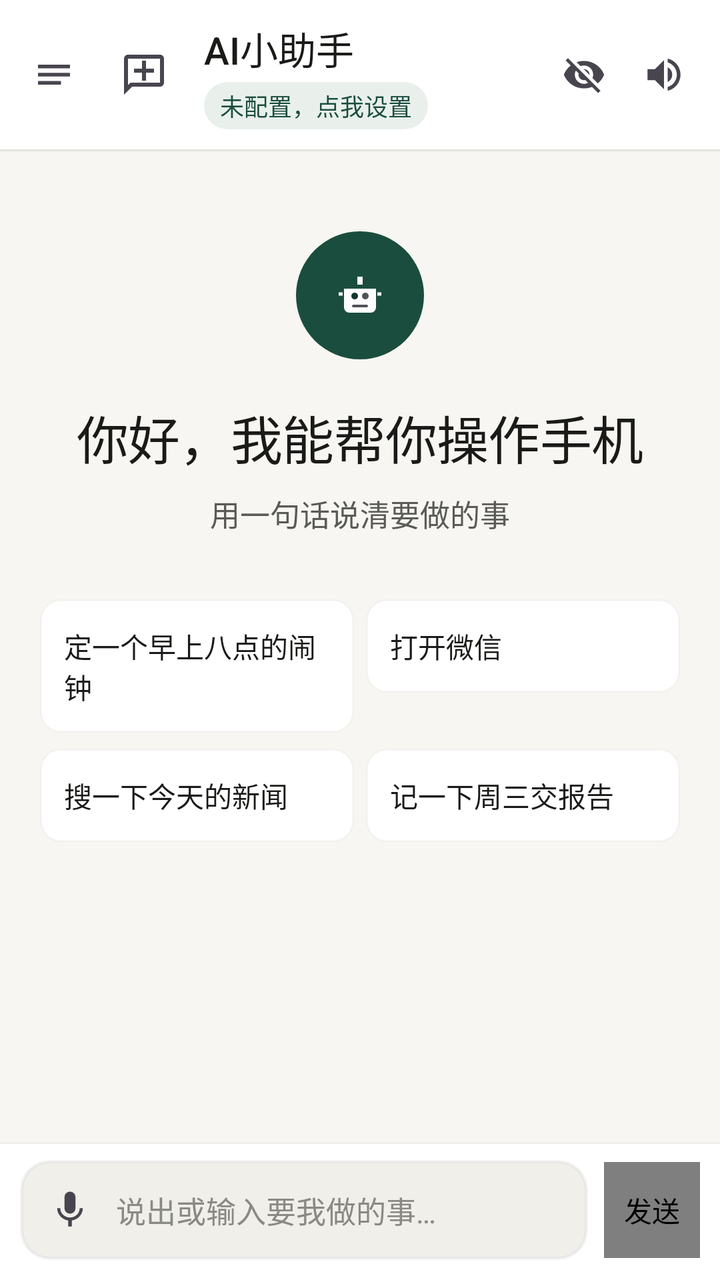
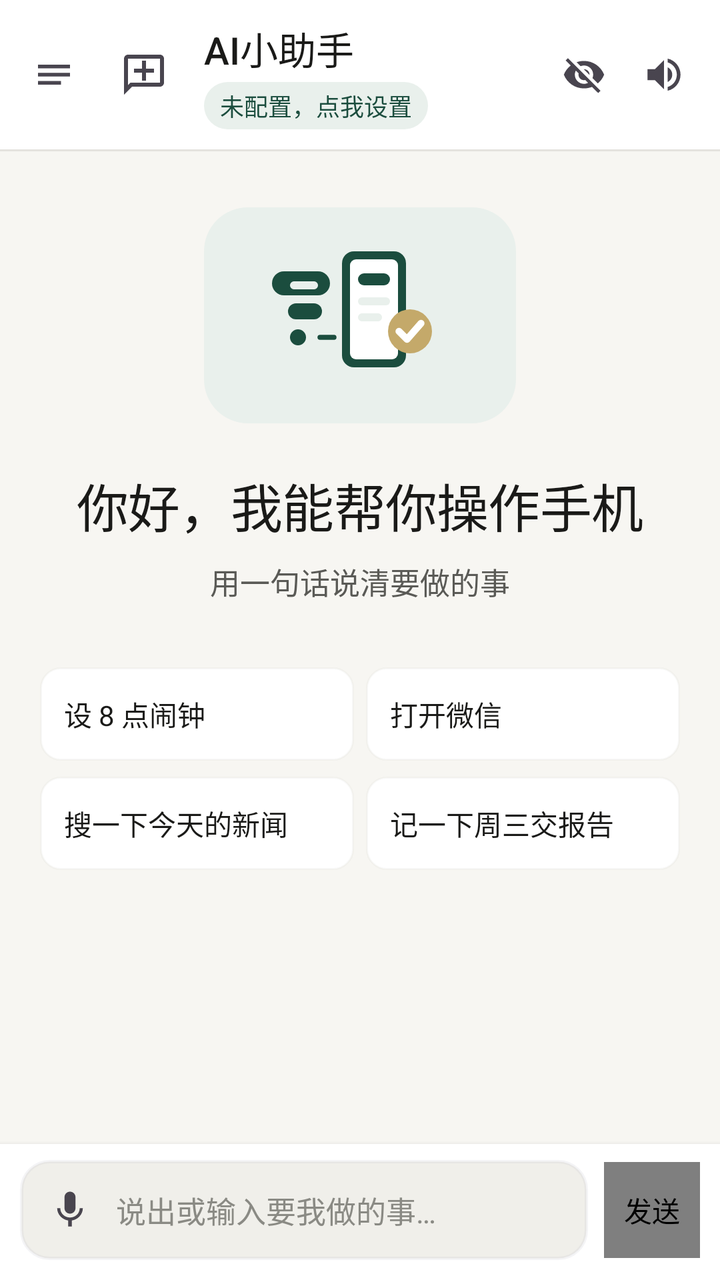

Screens rendered from an Android XML layout before and after an edit, with the pre-edit source and the edit as a unified diff.
<!-- AndroidManifest.xml: application theme Theme.Assistant -->
<!-- res/layout/activity_main.xml -->
<?xml version="1.0" encoding="utf-8"?>
<androidx.drawerlayout.widget.DrawerLayout xmlns:android="http://schemas.android.com/apk/res/android"
    android:id="@+id/drawerLayout"
    android:layout_width="match_parent"
    android:layout_height="match_parent">

    <LinearLayout
        android:layout_width="match_parent"
        android:layout_height="match_parent"
        android:orientation="vertical"
        android:background="@color/colorBackground">

        <LinearLayout
            android:layout_width="match_parent"
            android:layout_height="wrap_content"
            android:orientation="horizontal"
            android:gravity="center_vertical"
            android:background="@color/colorSurface"
            android:paddingStart="6dp"
            android:paddingEnd="8dp"
            android:paddingTop="10dp"
            android:paddingBottom="10dp">

            <ImageView
                android:id="@+id/btnMenu"
                android:layout_width="42dp"
                android:layout_height="42dp"
                android:padding="9dp"
                android:src="@drawable/ic_menu"
                android:background="?attr/selectableItemBackgroundBorderless"
                android:contentDescription="打开菜单" />

            <ImageView
                android:id="@+id/btnTopNewChat"
                android:layout_width="40dp"
                android:layout_height="40dp"
                android:layout_marginStart="4dp"
                android:src="@drawable/ic_chat_add_plain"
                android:padding="8dp"
                android:background="?attr/selectableItemBackgroundBorderless"
                android:contentDescription="开启新对话" />

            <LinearLayout
                android:layout_width="0dp"
                android:layout_height="wrap_content"
                android:layout_weight="1"
                android:layout_marginStart="10dp"
                android:layout_marginEnd="2dp"
                android:orientation="vertical">

                <TextView
                    android:layout_width="wrap_content"
                    android:layout_height="wrap_content"
                    android:text="@string/app_name"
                    android:textSize="19sp"
                    android:fontFamily="sans-serif-medium"
                    android:textColor="@color/colorTextPrimary" />

                <TextView
                    android:id="@+id/tvProvider"
                    android:layout_width="wrap_content"
                    android:layout_height="wrap_content"
                    android:layout_marginTop="3dp"
                    android:maxWidth="210dp"
                    android:maxLines="1"
                    android:ellipsize="end"
                    android:text="未配置，点我设置"
                    android:textSize="12sp"
                    android:textColor="@color/colorPrimary"
                    android:background="@drawable/bg_provider_chip"
                    android:paddingStart="8dp"
                    android:paddingEnd="8dp"
                    android:paddingTop="3dp"
                    android:paddingBottom="3dp" />
            </LinearLayout>

            <ImageView
                android:id="@+id/tvEye"
                android:layout_width="40dp"
                android:layout_height="40dp"
                android:src="@drawable/ic_eye_closed"
                android:padding="9dp"
                android:background="?attr/selectableItemBackgroundBorderless"
                android:contentDescription="屏幕视觉" />

            <ImageView
                android:id="@+id/tvTts"
                android:layout_width="40dp"
                android:layout_height="40dp"
                android:src="@drawable/ic_sound_on"
                android:padding="9dp"
                android:background="?attr/selectableItemBackgroundBorderless"
                android:contentDescription="语音朗读" />

        </LinearLayout>

        <View
            android:layout_width="match_parent"
            android:layout_height="1dp"
            android:background="@color/colorDivider" />

        <FrameLayout
            android:layout_width="match_parent"
            android:layout_height="0dp"
            android:layout_weight="1">

            <androidx.recyclerview.widget.RecyclerView
                android:id="@+id/rvChat"
                android:layout_width="match_parent"
                android:layout_height="match_parent"
                android:clipToPadding="false"
                android:paddingTop="12dp"
                android:paddingBottom="14dp"
                android:paddingStart="4dp"
                android:paddingEnd="4dp" />

            <LinearLayout
                android:id="@+id/emptyState"
                android:layout_width="match_parent"
                android:layout_height="wrap_content"
                android:layout_gravity="center_horizontal"
                android:layout_marginTop="40dp"
                android:layout_marginStart="20dp"
                android:layout_marginEnd="20dp"
                android:orientation="vertical"
                android:gravity="center_horizontal">

                <ImageView
                    android:layout_width="64dp"
                    android:layout_height="64dp"
                    android:src="@drawable/ic_assistant"
                    android:background="@drawable/bg_assistant_avatar"
                    android:padding="14dp"
                    android:importantForAccessibility="no" />

                <TextView
                    android:layout_width="wrap_content"
                    android:layout_height="wrap_content"
                    android:layout_marginTop="20dp"
                    android:text="你好，我能帮你操作手机"
                    android:textSize="26sp"
                    android:fontFamily="sans-serif-medium"
                    android:letterSpacing="-0.01"
                    android:textColor="@color/colorTextPrimary" />

                <TextView
                    android:layout_width="wrap_content"
                    android:layout_height="wrap_content"
                    android:layout_marginTop="8dp"
                    android:text="用一句话说清要做的事"
                    android:textSize="15sp"
                    android:textColor="@color/colorTextSecondary" />

                <LinearLayout
                    android:layout_width="match_parent"
                    android:layout_height="wrap_content"
                    android:layout_marginTop="32dp"
                    android:orientation="horizontal">

                    <TextView
                        android:id="@+id/suggestionClock"
                        android:layout_width="0dp"
                        android:layout_height="wrap_content"
                        android:layout_weight="1"
                        android:layout_marginEnd="6dp"
                        android:background="@drawable/bg_suggestion"
                        android:paddingStart="12dp"
                        android:paddingEnd="12dp"
                        android:paddingTop="13dp"
                        android:paddingBottom="13dp"
                        android:text="定一个早上八点的闹钟"
                        android:textSize="14sp"
                        android:textColor="@color/colorTextPrimary"
                        android:fontFamily="sans-serif" />

                    <TextView
                        android:id="@+id/suggestionWechat"
                        android:layout_width="0dp"
                        android:layout_height="wrap_content"
                        android:layout_weight="1"
                        android:background="@drawable/bg_suggestion"
                        android:paddingStart="12dp"
                        android:paddingEnd="12dp"
                        android:paddingTop="13dp"
                        android:paddingBottom="13dp"
                        android:text="打开微信"
                        android:textSize="14sp"
                        android:textColor="@color/colorTextPrimary"
                        android:fontFamily="sans-serif" />
                </LinearLayout>

                <LinearLayout
                    android:layout_width="match_parent"
                    android:layout_height="wrap_content"
                    android:layout_marginTop="8dp"
                    android:orientation="horizontal">

                    <TextView
                        android:id="@+id/suggestionNews"
                        android:layout_width="0dp"
                        android:layout_height="wrap_content"
                        android:layout_weight="1"
                        android:layout_marginEnd="6dp"
                        android:background="@drawable/bg_suggestion"
                        android:paddingStart="12dp"
                        android:paddingEnd="12dp"
                        android:paddingTop="13dp"
                        android:paddingBottom="13dp"
                        android:text="搜一下今天的新闻"
                        android:textSize="14sp"
                        android:textColor="@color/colorTextPrimary"
                        android:fontFamily="sans-serif" />

                    <TextView
                        android:id="@+id/suggestionNote"
                        android:layout_width="0dp"
                        android:layout_height="wrap_content"
                        android:layout_weight="1"
                        android:background="@drawable/bg_suggestion"
                        android:paddingStart="12dp"
                        android:paddingEnd="12dp"
                        android:paddingTop="13dp"
                        android:paddingBottom="13dp"
                        android:text="记一下周三交报告"
                        android:textSize="14sp"
                        android:textColor="@color/colorTextPrimary"
                        android:fontFamily="sans-serif" />
                </LinearLayout>
            </LinearLayout>

            <LinearLayout
                android:id="@+id/btnCollapseThinking"
                android:layout_width="wrap_content"
                android:layout_height="36dp"
                android:layout_gravity="top|end"
                android:layout_marginTop="10dp"
                android:layout_marginEnd="14dp"
                android:orientation="horizontal"
                android:gravity="center_vertical"
                android:background="@drawable/bg_neutral_button"
                android:elevation="4dp"
                android:paddingStart="12dp"
                android:paddingEnd="12dp"
                android:clickable="true"
                android:focusable="true"
                android:visibility="gone"
                android:contentDescription="收起全部文字思考过程">

                <ImageView
                    android:layout_width="16dp"
                    android:layout_height="16dp"
                    android:src="@drawable/ic_chevron_down"
                    android:rotation="180"
                    android:tint="@color/colorTextSecondary"
                    android:importantForAccessibility="no" />

                <TextView
                    android:layout_width="wrap_content"
                    android:layout_height="wrap_content"
                    android:layout_marginStart="5dp"
                    android:text="收起全部思考"
                    android:textSize="12sp"
                    android:textColor="@color/colorTextSecondary" />
            </LinearLayout>
        </FrameLayout>

        <LinearLayout
            android:layout_width="match_parent"
            android:layout_height="wrap_content"
            android:orientation="horizontal"
            android:gravity="center_vertical"
            android:paddingStart="10dp"
            android:paddingEnd="10dp"
            android:paddingTop="8dp"
            android:paddingBottom="10dp"
            android:background="@color/colorInputBar"
            android:elevation="4dp">

            <FrameLayout
                android:layout_width="0dp"
                android:layout_height="wrap_content"
                android:layout_weight="1"
                android:minHeight="50dp"
                android:background="@drawable/bg_input_field">

                <ImageView
                    android:id="@+id/btnMic"
                    android:layout_width="38dp"
                    android:layout_height="38dp"
                    android:layout_gravity="start|center_vertical"
                    android:layout_marginStart="6dp"
                    android:src="@drawable/ic_mic"
                    android:padding="8dp"
                    android:background="?attr/selectableItemBackgroundBorderless"
                    android:contentDescription="语音输入" />

                <EditText
                    android:id="@+id/etInput"
                    android:layout_width="match_parent"
                    android:layout_height="wrap_content"
                    android:minHeight="50dp"
                    android:layout_marginStart="42dp"
                    android:paddingStart="6dp"
                    android:paddingEnd="16dp"
                    android:paddingTop="13dp"
                    android:paddingBottom="13dp"
                    android:hint="说出或输入要我做的事…"
                    android:textColorHint="@color/colorTextHint"
                    android:textColor="@color/colorTextPrimary"
                    android:maxLines="4"
                    android:inputType="textMultiLine|textCapSentences"
                    android:background="@null"
                    android:textSize="15sp"
                    android:importantForAutofill="no" />
            </FrameLayout>

            <com.aibutler.app.SubmitMorphButton
                android:id="@+id/btnSend"
                android:layout_width="48dp"
                android:layout_height="48dp"
                android:layout_marginStart="8dp"
                android:contentDescription="发送" />
        </LinearLayout>
    </LinearLayout>

    <LinearLayout
        android:layout_width="312dp"
        android:layout_height="match_parent"
        android:layout_gravity="start"
        android:orientation="vertical"
        android:background="@color/colorSurface"
        android:clickable="true"
        android:focusable="true">

        <LinearLayout
            android:layout_width="match_parent"
            android:layout_height="wrap_content"
            android:orientation="horizontal"
            android:gravity="center_vertical"
            android:paddingStart="20dp"
            android:paddingEnd="20dp"
            android:paddingTop="18dp"
            android:paddingBottom="8dp">

            <LinearLayout
                android:layout_width="0dp"
                android:layout_height="wrap_content"
                android:layout_weight="1"
                android:orientation="vertical">

                <TextView
                    android:layout_width="wrap_content"
                    android:layout_height="wrap_content"
                    android:text="@string/app_name"
                    android:textSize="20sp"
                    android:fontFamily="sans-serif-medium"
                    android:textColor="@color/colorTextPrimary" />

                <TextView
                    android:id="@+id/tvDrawerProvider"
                    android:layout_width="wrap_content"
                    android:layout_height="wrap_content"
                    android:layout_marginTop="2dp"
                    android:maxLines="1"
                    android:ellipsize="end"
                    android:text="未配置"
                    android:textSize="12sp"
                    android:textColor="@color/colorTextSecondary" />
            </LinearLayout>
        </LinearLayout>

        <LinearLayout
            android:id="@+id/btnNewChat"
            android:layout_width="match_parent"
            android:layout_height="44dp"
            android:layout_marginStart="16dp"
            android:layout_marginEnd="16dp"
            android:layout_marginBottom="6dp"
            android:background="@drawable/bg_drawer_primary_button"
            android:gravity="center"
            android:orientation="horizontal"
            android:paddingStart="16dp"
            android:paddingEnd="16dp"
            android:foreground="?attr/selectableItemBackground">

            <ImageView
                android:layout_width="20dp"
                android:layout_height="20dp"
                android:src="@drawable/ic_chat_add_plain"
                android:tint="@color/colorOnPrimary"
                android:importantForAccessibility="no" />

            <TextView
                android:layout_width="wrap_content"
                android:layout_height="wrap_content"
                android:layout_marginStart="8dp"
                android:text="开启新对话"
                android:textSize="15sp"
                android:textColor="@color/colorOnPrimary"
                android:fontFamily="sans-serif-medium" />
        </LinearLayout>

        <LinearLayout
            android:id="@+id/btnVisualSamples"
            android:layout_width="match_parent"
            android:layout_height="44dp"
            android:layout_marginStart="10dp"
            android:layout_marginEnd="10dp"
            android:gravity="center_vertical"
            android:orientation="horizontal"
            android:paddingStart="12dp"
            android:paddingEnd="12dp"
            android:background="@drawable/bg_drawer_action"
            android:foreground="?attr/selectableItemBackground">

            <ImageView
                android:layout_width="22dp"
                android:layout_height="22dp"
                android:src="@drawable/ic_eye_open"
                android:tint="@color/colorTextSecondary"
                android:importantForAccessibility="no" />

            <TextView
                android:layout_width="wrap_content"
                android:layout_height="wrap_content"
                android:layout_marginStart="10dp"
                android:text="图形样本库"
                android:textSize="15sp"
                android:textColor="@color/colorTextPrimary" />
        </LinearLayout>

        <TextView
            android:id="@+id/tvHistoryLabel"
            android:layout_width="match_parent"
            android:layout_height="wrap_content"
            android:layout_marginStart="30dp"
            android:layout_marginTop="8dp"
            android:text="历史对话"
            android:textSize="13sp"
            android:fontFamily="sans-serif-medium"
            android:textColor="@color/colorTextSecondary" />

        <androidx.recyclerview.widget.RecyclerView
            android:id="@+id/rvConversations"
            android:layout_width="match_parent"
            android:layout_height="0dp"
            android:layout_marginTop="2dp"
            android:layout_weight="1"
            android:clipToPadding="false"
            android:paddingStart="10dp"
            android:paddingEnd="10dp"
            android:overScrollMode="never"
            android:paddingBottom="4dp" />

        <TextView
            android:id="@+id/tvHistoryEmpty"
            android:layout_width="match_parent"
            android:layout_height="wrap_content"
            android:layout_marginStart="30dp"
            android:layout_marginTop="16dp"
            android:text="暂无历史对话"
            android:textSize="13sp"
            android:textColor="@color/colorTextHint"
            android:visibility="gone" />

        <View
            android:layout_width="match_parent"
            android:layout_height="1dp"
            android:layout_marginStart="20dp"
            android:layout_marginEnd="20dp"
            android:layout_marginTop="6dp"
            android:layout_marginBottom="2dp"
            android:background="@color/colorDivider" />

        <com.aibutler.app.HoldToConfirmLayout
            android:id="@+id/tvDeleteHistory"
            android:layout_width="match_parent"
            android:layout_height="50dp"
            android:layout_marginStart="8dp"
            android:layout_marginEnd="8dp"
            android:gravity="center_vertical"
            android:orientation="horizontal"
            android:paddingStart="12dp"
            android:paddingEnd="12dp"
            android:background="@drawable/bg_drawer_action"
            android:foreground="?attr/selectableItemBackground">

            <LinearLayout
                android:layout_width="wrap_content"
                android:layout_height="match_parent"
                android:orientation="horizontal"
                android:gravity="center_vertical">

                <ImageView
                android:layout_width="24dp"
                android:layout_height="24dp"
                    android:src="@drawable/ic_delete"
                    android:tint="@color/colorTextSecondary"
                    android:importantForAccessibility="no" />

                <TextView
                    android:layout_width="wrap_content"
                    android:layout_height="wrap_content"
                android:layout_marginStart="10dp"
                    android:text="清空全部历史"
                android:textSize="14sp"
                    android:textColor="@color/colorTextPrimary"
                android:fontFamily="sans-serif" />
            </LinearLayout>
        </com.aibutler.app.HoldToConfirmLayout>

        <LinearLayout
            android:id="@+id/btnDrawerSettings"
            android:layout_width="match_parent"
            android:layout_height="50dp"
            android:layout_marginTop="5dp"
            android:layout_marginBottom="8dp"
            android:layout_marginStart="8dp"
            android:layout_marginEnd="8dp"
            android:gravity="center_vertical"
            android:orientation="horizontal"
            android:paddingStart="12dp"
            android:paddingEnd="12dp"
            android:background="@drawable/bg_drawer_action"
            android:foreground="?attr/selectableItemBackground">

            <ImageView
                android:layout_width="24dp"
                android:layout_height="24dp"
                android:src="@drawable/ic_settings"
                android:tint="@color/colorTextPrimary"
                android:importantForAccessibility="no" />

            <TextView
                android:layout_width="wrap_content"
                android:layout_height="wrap_content"
                android:layout_marginStart="10dp"
                android:text="设置与模型"
                android:textSize="14sp"
                android:textColor="@color/colorTextPrimary"
                android:fontFamily="sans-serif" />
        </LinearLayout>

        <TextView
            android:layout_width="match_parent"
            android:layout_height="wrap_content"
            android:paddingStart="22dp"
            android:paddingEnd="22dp"
            android:paddingBottom="10dp"
            android:text="支付、转账和确认下单仍需手动确认。"
            android:textSize="11sp"
            android:textColor="@color/colorTextHint"
            android:lineSpacingExtra="3dp" />
    </LinearLayout>
</androidx.drawerlayout.widget.DrawerLayout>
<!-- resources referenced by this layout -->
<resources>
  <color name="colorBackground">#F7F6F2</color>
  <color name="colorDivider">#E4E3DE</color>
  <color name="colorInputBar">#FFFFFF</color>
  <color name="colorOnPrimary">#FFFFFF</color>
  <color name="colorPrimary">#1B4D3E</color>
  <color name="colorSurface">#FFFFFF</color>
  <color name="colorTextHint">#8A8A84</color>
  <color name="colorTextPrimary">#1A1A18</color>
  <color name="colorTextSecondary">#5A5A56</color>
  <!-- drawable bg_assistant_avatar (drawable) -->
  <?xml version="1.0" encoding="utf-8"?>
  <shape xmlns:android="http://schemas.android.com/apk/res/android"
      android:shape="oval">
      <solid android:color="@color/colorPrimary" />
      <size android:width="38dp" android:height="38dp" />
  </shape>
  <!-- drawable bg_drawer_action (drawable) -->
  <?xml version="1.0" encoding="utf-8"?>
  <ripple xmlns:android="http://schemas.android.com/apk/res/android"
      android:color="@color/colorRippleNeutral">
      <item>
          <shape android:shape="rectangle">
              <solid android:color="@color/colorSoftField" />
              <corners android:radius="10dp" />
          </shape>
      </item>
  </ripple>
  <!-- drawable bg_input_field (drawable) -->
  <?xml version="1.0" encoding="utf-8"?>
  <shape xmlns:android="http://schemas.android.com/apk/res/android" android:shape="rectangle">
      <solid android:color="@color/colorInputField" />
      <stroke android:width="1.5dp" android:color="#1FA1A5B0" />
      <corners android:radius="14dp" />
  </shape>
  <!-- drawable bg_provider_chip (drawable) -->
  <?xml version="1.0" encoding="utf-8"?>
  <shape xmlns:android="http://schemas.android.com/apk/res/android" android:shape="rectangle">
      <solid android:color="@color/colorPrimaryLight" />
      <corners android:radius="999dp" />
  </shape>
  <!-- drawable bg_suggestion (drawable) -->
  <?xml version="1.0" encoding="utf-8"?>
  <shape xmlns:android="http://schemas.android.com/apk/res/android"
      android:shape="rectangle">
      <solid android:color="@color/colorSurface" />
      <stroke android:width="1dp" android:color="@color/colorSuggestionBorder" />
      <corners android:radius="10dp" />
  </shape>
  <!-- drawable ic_assistant (drawable) -->
  <?xml version="1.0" encoding="utf-8"?>
  <vector xmlns:android="http://schemas.android.com/apk/res/android"
      android:width="108dp"
      android:height="108dp"
      android:viewportWidth="108"
      android:viewportHeight="108">
      <path
          android:fillColor="@color/colorPrimary"
          android:pathData="M54,54m-50,0a50,50 0 1,0 100,0a50,50 0 1,0 -100,0" />
      <path
          android:fillColor="#FFFFFF"
          android:pathData="M50,26h8v12h-8z" />
      <path
          android:fillColor="#FFFFFF"
          android:pathData="M30,44h48v28a8,8 0 0 1 -8,8h-32a8,8 0 0 1 -8,-8z" />
      <path
          android:fillColor="@color/colorPrimaryDark"
          android:pathData="M41,55a5,5 0 1,0 10,0a5,5 0 1,0 -10,0" />
      <path
          android:fillColor="#52525B"
          android:pathData="M57,55a5,5 0 1,0 10,0a5,5 0 1,0 -10,0" />
      <path
          android:strokeColor="#FFFFFF"
          android:strokeWidth="5"
          android:pathData="M22,52h6M80,52h6" />
      <path
          android:strokeColor="#52525B"
          android:strokeWidth="4"
          android:strokeLineCap="round"
          android:pathData="M44,70h20" />
  </vector>
  <string name="app_name">AI小助手</string>
  <color name="colorRippleNeutral">#141A1A18</color>
  <color name="colorSoftField">#F2F1EC</color>
  <color name="colorRipplePrimaryButton">#33FFFFFF</color>
  <color name="colorInputField">#F0EFEA</color>
  <color name="colorRippleNeutralButton">#1F1A1A18</color>
  <color name="colorInputStroke">#DEDDD7</color>
  <color name="colorPrimaryLight">#E9F0EC</color>
  <color name="colorSuggestionBorder">#14A1A19A</color>
  <color name="colorPrimaryDark">#10352B</color>
  <!-- unchanged entries left out for length: 12 -->
</resources>

<!-- the commit's change to res/layout/activity_main.xml (unified diff, before → after) -->
@@ -119,24 +119,24 @@
                 android:layout_width="match_parent"
                 android:layout_height="wrap_content"
                 android:layout_gravity="center_horizontal"
-                android:layout_marginTop="40dp"
+                android:layout_marginTop="28dp"
                 android:layout_marginStart="20dp"
                 android:layout_marginEnd="20dp"
                 android:orientation="vertical"
                 android:gravity="center_horizontal">
 
                 <ImageView
-                    android:layout_width="64dp"
-                    android:layout_height="64dp"
-                    android:src="@drawable/ic_assistant"
-                    android:background="@drawable/bg_assistant_avatar"
-                    android:padding="14dp"
+                    android:layout_width="156dp"
+                    android:layout_height="108dp"
+                    android:src="@drawable/ic_task_flow"
+                    android:background="@drawable/bg_empty_hero"
+                    android:padding="18dp"
                     android:importantForAccessibility="no" />
 
                 <TextView
                     android:layout_width="wrap_content"
                     android:layout_height="wrap_content"
-                    android:layout_marginTop="20dp"
+                    android:layout_marginTop="22dp"
                     android:text="你好，我能帮你操作手机"
                     android:textSize="26sp"
                     android:fontFamily="sans-serif-medium"
@@ -168,7 +168,8 @@
                         android:paddingEnd="12dp"
                         android:paddingTop="13dp"
                         android:paddingBottom="13dp"
-                        android:text="定一个早上八点的闹钟"
+                        android:minHeight="44dp"
+                        android:text="设 8 点闹钟"
                         android:textSize="14sp"
                         android:textColor="@color/colorTextPrimary"
                         android:fontFamily="sans-serif" />
@@ -183,6 +184,7 @@
                         android:paddingEnd="12dp"
                         android:paddingTop="13dp"
                         android:paddingBottom="13dp"
+                        android:minHeight="44dp"
                         android:text="打开微信"
                         android:textSize="14sp"
                         android:textColor="@color/colorTextPrimary"
@@ -206,6 +208,7 @@
                         android:paddingEnd="12dp"
                         android:paddingTop="13dp"
                         android:paddingBottom="13dp"
+                        android:minHeight="44dp"
                         android:text="搜一下今天的新闻"
                         android:textSize="14sp"
                         android:textColor="@color/colorTextPrimary"
@@ -221,6 +224,7 @@
                         android:paddingEnd="12dp"
                         android:paddingTop="13dp"
                         android:paddingBottom="13dp"
+                        android:minHeight="44dp"
                         android:text="记一下周三交报告"
                         android:textSize="14sp"
                         android:textColor="@color/colorTextPrimary"
<!-- resource entries referenced after the edit -->
@@ -9,13 +9,6 @@
   <color name="colorTextHint">#8A8A84</color>
   <color name="colorTextPrimary">#1A1A18</color>
   <color name="colorTextSecondary">#5A5A56</color>
-  <!-- drawable bg_assistant_avatar (drawable) -->
-  <?xml version="1.0" encoding="utf-8"?>
-  <shape xmlns:android="http://schemas.android.com/apk/res/android"
-      android:shape="oval">
-      <solid android:color="@color/colorPrimary" />
-      <size android:width="38dp" android:height="38dp" />
-  </shape>
   <!-- drawable bg_drawer_action (drawable) -->
   <?xml version="1.0" encoding="utf-8"?>
   <ripple xmlns:android="http://schemas.android.com/apk/res/android"
@@ -27,6 +20,16 @@
           </shape>
       </item>
   </ripple>
+  <!-- drawable bg_empty_hero (drawable) -->
+  <?xml version="1.0" encoding="utf-8"?>
+  <shape xmlns:android="http://schemas.android.com/apk/res/android"
+      android:shape="rectangle">
+      <solid android:color="@color/colorPrimaryLight" />
+      <corners android:radius="22dp" />
+      <size
+          android:width="156dp"
+          android:height="108dp" />
+  </shape>
   <!-- drawable bg_input_field (drawable) -->
   <?xml version="1.0" encoding="utf-8"?>
   <shape xmlns:android="http://schemas.android.com/apk/res/android" android:shape="rectangle">
@@ -48,38 +51,7 @@
       <stroke android:width="1dp" android:color="@color/colorSuggestionBorder" />
       <corners android:radius="10dp" />
   </shape>
-  <!-- drawable ic_assistant (drawable) -->
-  <?xml version="1.0" encoding="utf-8"?>
-  <vector xmlns:android="http://schemas.android.com/apk/res/android"
-      android:width="108dp"
-      android:height="108dp"
-      android:viewportWidth="108"
-      android:viewportHeight="108">
-      <path
-          android:fillColor="@color/colorPrimary"
-          android:pathData="M54,54m-50,0a50,50 0 1,0 100,0a50,50 0 1,0 -100,0" />
-      <path
-          android:fillColor="#FFFFFF"
-          android:pathData="M50,26h8v12h-8z" />
-      <path
-          android:fillColor="#FFFFFF"
-          android:pathData="M30,44h48v28a8,8 0 0 1 -8,8h-32a8,8 0 0 1 -8,-8z" />
-      <path
-          android:fillColor="@color/colorPrimaryDark"
-          android:pathData="M41,55a5,5 0 1,0 10,0a5,5 0 1,0 -10,0" />
-      <path
-          android:fillColor="#52525B"
-          android:pathData="M57,55a5,5 0 1,0 10,0a5,5 0 1,0 -10,0" />
-      <path
-          android:strokeColor="#FFFFFF"
-          android:strokeWidth="5"
-          android:pathData="M22,52h6M80,52h6" />
-      <path
-          android:strokeColor="#52525B"
-          android:strokeWidth="4"
-          android:strokeLineCap="round"
-          android:pathData="M44,70h20" />
-  </vector>
+  <!-- drawable ic_task_flow: vector/xml drawable (drawable, 2031 chars, omitted) -->
   <string name="app_name">AI小助手</string>
   <color name="colorRippleNeutral">#141A1A18</color>
   <color name="colorSoftField">#F2F1EC</color>
